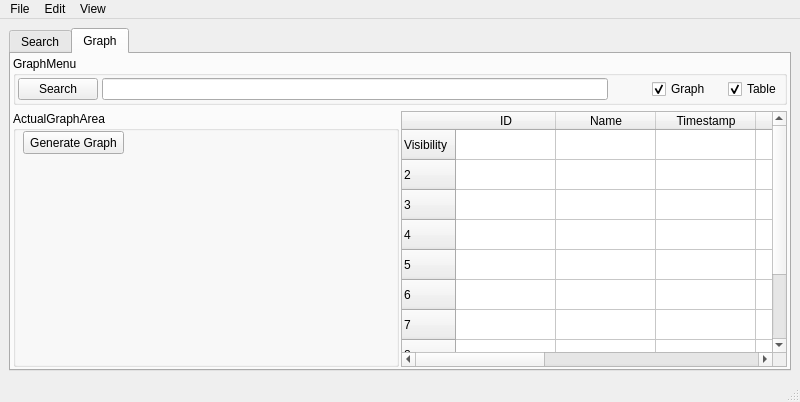
CS4311-spring-2020/pick-tool-team15-spicegirls, file ui/MainWindow.ui: the form before one commit.
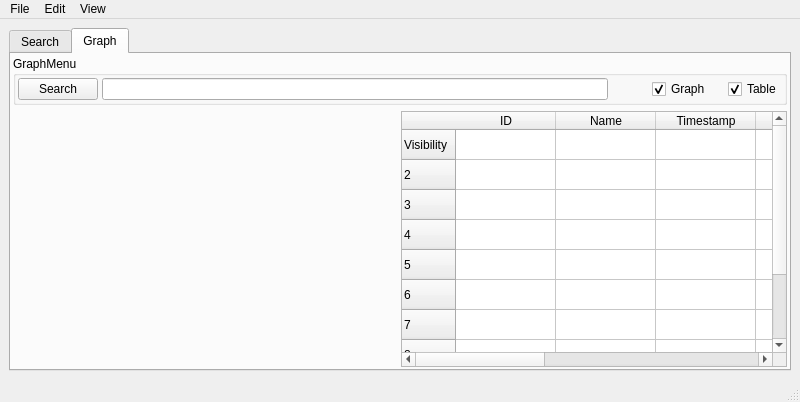
The form after the commit.

Commit message: Fix graph window, changed into a widget for the exisiting main window

Diff of the .ui file:
```diff
--- a/ui/MainWindow.ui
+++ b/ui/MainWindow.ui
@@ -268,23 +268,14 @@
            <number>2</number>
           </property>
           <item>
-           <widget class="QGroupBox" name="groupBox_2">
-            <property name="title">
-             <string>ActualGraphArea</string>
+           <widget class="QWidget" name="graphArea" native="true">
+            <property name="sizePolicy">
+             <sizepolicy hsizetype="Expanding" vsizetype="Expanding">
+              <horstretch>0</horstretch>
+              <verstretch>0</verstretch>
+             </sizepolicy>
             </property>
-            <widget class="QPushButton" name="GraphButton">
-             <property name="geometry">
-              <rect>
-               <x>10</x>
-               <y>20</y>
-               <width>101</width>
-               <height>23</height>
-              </rect>
-             </property>
-             <property name="text">
-              <string>Generate Graph</string>
-             </property>
-            </widget>
+            <layout class="QVBoxLayout" name="verticalLayout_3"/>
            </widget>
           </item>
           <item>
```
Left out of the diff: 8 changed lines with no effect on the pictures. The commit also changes 2 other files.
